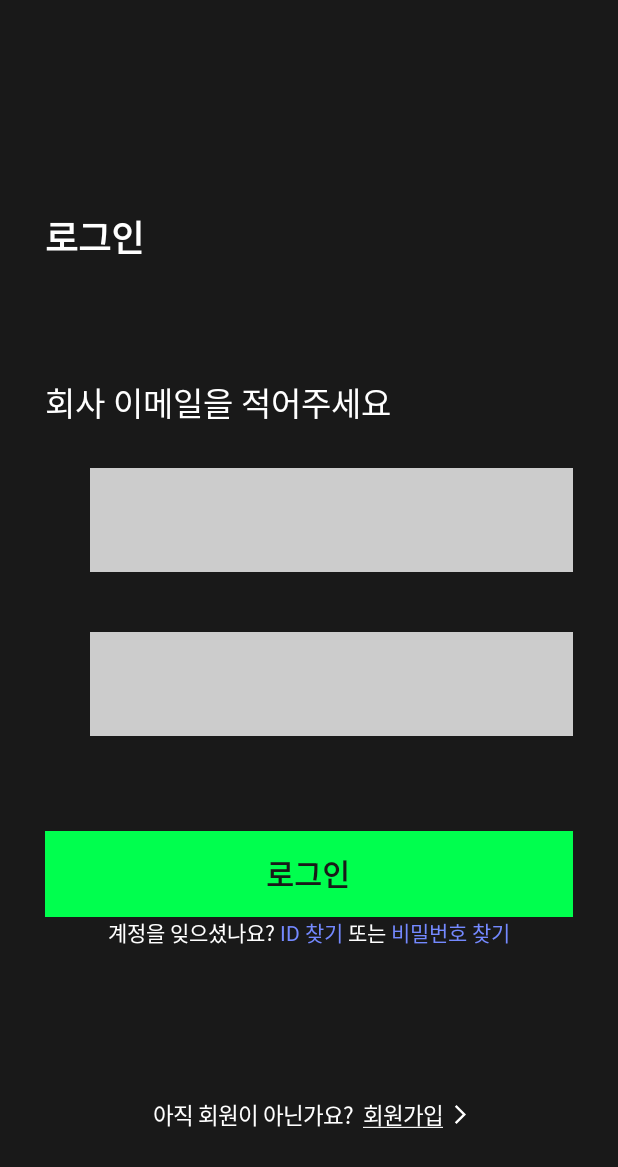
After one commit to SW-Malgo/Malgo_Android, an Android app built with Jetpack Compose: the @Preview function LoginScreen, on a phone screen of 412 x 824 dp. The commit adds this screen. Shown: the top 1167 px of the screen. Run offline under Robolectric (Android 15) with nearby library versions, the phone set to English and light mode, and no system bars.

Commit message:
design : 로그인 페이지 작성 중

```diff
--- a/app/src/main/java/com/example/swmalgo/ui/components/RootNavHost.kt
+++ b/app/src/main/java/com/example/swmalgo/ui/components/RootNavHost.kt
@@ -13,6 +13,7 @@ import androidx.navigation.NavBackStackEntry
 import androidx.navigation.compose.NavHost
 import androidx.navigation.compose.composable
 import com.example.swmalgo.domain.model.ApplicationState
+import com.example.swmalgo.ui.graph.loginGraph
 import com.example.swmalgo.ui.graph.mainGraph
 import com.example.swmalgo.ui.splash.SplashScreen
 import com.example.swmalgo.utils.Constants.SPLASH_ROUTE
@@ -46,6 +47,7 @@ fun RootNavHost(
                     .background(color = Color.White),
             ) {
                 mainGraph(appState)
+                loginGraph(appState)
                 composable(SPLASH_ROUTE) {
                     SplashScreen(appState)
                 }
--- /dev/null
+++ b/app/src/main/java/com/example/swmalgo/ui/login/LoginScreen.kt
@@ -0,0 +1,165 @@
+package com.example.swmalgo.ui.login
+
+import androidx.compose.foundation.background
+import androidx.compose.foundation.clickable
+import androidx.compose.foundation.layout.Arrangement
+import androidx.compose.foundation.layout.Box
+import androidx.compose.foundation.layout.Column
+import androidx.compose.foundation.layout.Row
+import androidx.compose.foundation.layout.fillMaxHeight
+import androidx.compose.foundation.layout.fillMaxSize
+import androidx.compose.foundation.layout.fillMaxWidth
+import androidx.compose.foundation.layout.height
+import androidx.compose.foundation.layout.padding
+import androidx.compose.foundation.layout.size
+import androidx.compose.foundation.layout.width
+import androidx.compose.foundation.layout.wrapContentSize
+import androidx.compose.material3.Button
+import androidx.compose.material3.ButtonDefaults
+import androidx.compose.material3.Icon
+import androidx.compose.material3.Text
+import androidx.compose.runtime.Composable
+import androidx.compose.ui.Alignment
+import androidx.compose.ui.Modifier
+import androidx.compose.ui.draw.rotate
+import androidx.compose.ui.graphics.Color
+import androidx.compose.ui.graphics.RectangleShape
+import androidx.compose.ui.res.painterResource
+import androidx.compose.ui.text.SpanStyle
+import androidx.compose.ui.text.TextStyle
+import androidx.compose.ui.text.buildAnnotatedString
+import androidx.compose.ui.text.font.FontWeight
+import androidx.compose.ui.text.style.TextDecoration
+import androidx.compose.ui.text.withStyle
+import androidx.compose.ui.tooling.preview.Preview
+import androidx.compose.ui.unit.dp
+import androidx.compose.ui.unit.sp
+import com.example.swmalgo.R
+import com.example.swmalgo.ui.theme.MAIN_BACKGROUND
+import com.example.swmalgo.ui.theme.POINT
+import com.example.swmalgo.ui.theme.SEARCH_BLUE
+
+@Preview
+@Composable
+fun LoginScreen() {
+    Column(
+        modifier = Modifier
+            .fillMaxSize()
+            .background(MAIN_BACKGROUND)
+            .padding(30.dp)
+    ) {
+        Text(
+            text = "로그인",
+            fontSize = 24.sp,
+            fontWeight = FontWeight.Bold,
+            modifier = Modifier
+                .padding(top = 110.dp),
+            color = Color.White
+        )
+
+        Text(
+            text = "회사 이메일을 적어주세요",
+            fontSize = 22.sp,
+            fontWeight = FontWeight.Normal,
+            color = Color.White,
+            modifier = Modifier
+                .padding(top = 76.dp)
+        )
+
+        Box(    // 회사 이메일
+            modifier = Modifier
+                .padding(start = 30.dp, top = 27.dp)
+                .width(330.dp)
+                .height(69.dp)
+                .background(Color.LightGray)
+
+        ) {}
+
+        Box(    // 회사 비밀번호
+            modifier = Modifier
+                .padding(start = 30.dp, top = 40.dp)
+                .width(330.dp)
+                .height(69.dp)
+                .background(Color.LightGray)
+
+        ) {}
+
+        Box(modifier = Modifier.weight(1f))
+
+        Column(
+            verticalArrangement = Arrangement.Center,
+            modifier = Modifier
+                .padding(bottom = 100.dp)
+                .wrapContentSize()
+                .fillMaxWidth()
+
+        ) {
+            Button(
+                onClick = {
+                    // TOOD
+                    // 키워드 설정화면으로 이동
+                },
+                shape = RectangleShape,
+                modifier = Modifier
+                    .fillMaxWidth(), colors = ButtonDefaults.buttonColors(POINT)
+            ) {
+                Text(
+                    text = "로그인",
+                    color = MAIN_BACKGROUND,
+                    fontSize = 20.sp,
+                    fontWeight = FontWeight.Bold,
+                    modifier = Modifier.padding(5.dp)
+                )
+            }
+
+            Text(
+                buildAnnotatedString {
+                    withStyle(style = SpanStyle(color = Color.White)) {
+                        append("계정을 잊으셨나요? ")
+                    }
+                    withStyle(style = SpanStyle(color = SEARCH_BLUE)) {
+                        append("ID 찾기")
+                    }
+                    withStyle(style = SpanStyle(color = Color.White)) {
+                        append(" 또는 ")
+                    }
+                    withStyle(style = SpanStyle(color = SEARCH_BLUE)) {
+                        append("비밀번호 찾기")
+                    }
+                },
+                fontSize = 14.sp,
+                modifier = Modifier.align(Alignment.CenterHorizontally)
+            )
+        }
+        Row(
+            modifier = Modifier
+                .align(Alignment.CenterHorizontally)
+                .padding(bottom = 40.dp),
+            verticalAlignment = Alignment.CenterVertically
+        ) {
+            Text(
+                text = "아직 회원이 아닌가요?  ",
+                fontSize = 15.sp,
+                color = Color.White
+            )
+
+            Text(
+                text = "회원가입",
+                style = TextStyle(textDecoration = TextDecoration.Underline),
+                fontSize = 15.sp,
+                color = Color.White
+            )
+            Icon(
+                painter = painterResource(id = R.drawable.ic_baseline_arrow_back_ios_24),
+                contentDescription = null,
+                tint = Color.White,
+                modifier = Modifier
+                    .height(15.dp)
+                    .rotate(180f)
+                    .padding(start = 0.dp)
+            )
+        }
+    }
+
+
+}
--- a/app/src/main/java/com/example/swmalgo/ui/theme/Color.kt
+++ b/app/src/main/java/com/example/swmalgo/ui/theme/Color.kt
@@ -9,3 +9,7 @@ val Pink80 = Color(0xFFEFB8C8)
 val Purple40 = Color(0xFF6650a4)
 val PurpleGrey40 = Color(0xFF625b71)
 val Pink40 = Color(0xFF7D5260)
+
+val MAIN_BACKGROUND = Color(0xFF191919)
+val POINT = Color(0xff00FF4E)
+val SEARCH_BLUE = Color(0xff7489FF)
--- a/app/src/main/java/com/example/swmalgo/utils/Constants.kt
+++ b/app/src/main/java/com/example/swmalgo/utils/Constants.kt
@@ -7,9 +7,12 @@ object Constants {
     const val GROUP_ROUTE = "group-route"
     const val MYPAGE_ROUTE = "mypage-route"
     const val SPLASH_ROUTE = "splash-route"
+    const val LOGIN_ROUTE = "login-route"
+    const val KEYWORD_ROUTE = "keyword-route"
 
     // Graphs
     const val MAIN_GRAPH = "main-graph"
+    const val LOGIN_GRAPH = "login-graph"
 
     const val BASE_URL = "https://jsonplaceholder.typicode.com/"
 }
--- /dev/null
+++ b/app/src/main/res/drawable/ic_baseline_arrow_back_ios_24.xml
@@ -0,0 +1,5 @@
+<vector android:autoMirrored="true" android:height="24dp"
+    android:tint="#000000" android:viewportHeight="24"
+    android:viewportWidth="24" android:width="24dp" xmlns:android="http://schemas.android.com/apk/res/android">
+    <path android:fillColor="@android:color/white" android:pathData="M11.67,3.87L9.9,2.1 0,12l9.9,9.9 1.77,-1.77L3.54,12z"/>
+</vector>
```
Also changed, not shown: app/src/main/java/com/example/swmalgo/LoginActivity.kt (deleted, +0 -126 lines), app/src/main/java/com/example/swmalgo/ui/graph/loginGraph.kt (added, +19 -0 lines).
